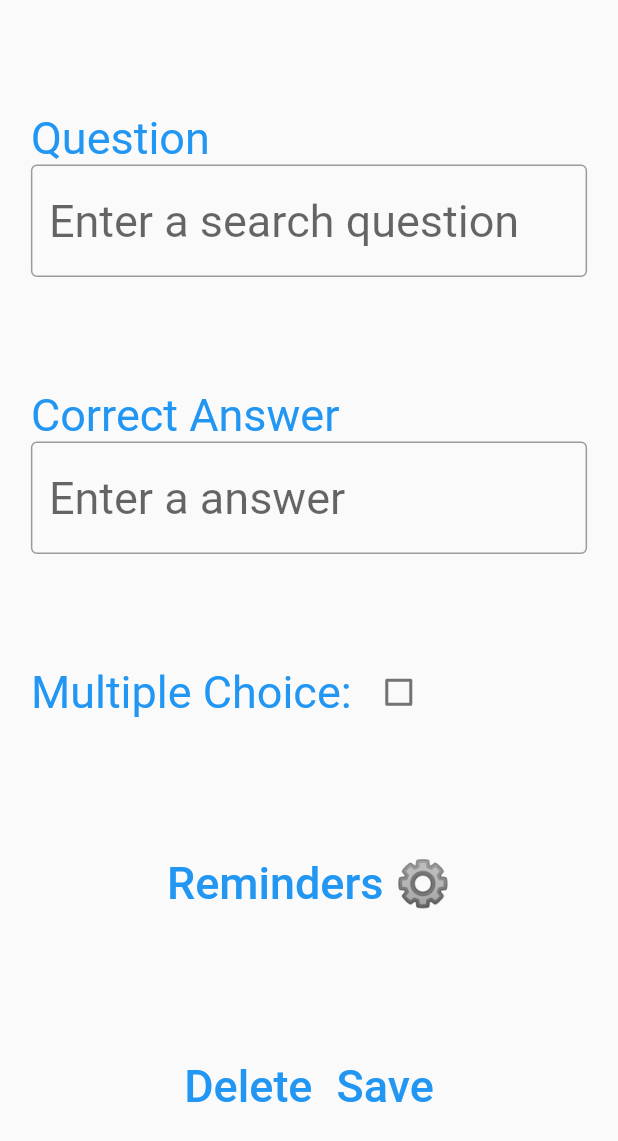
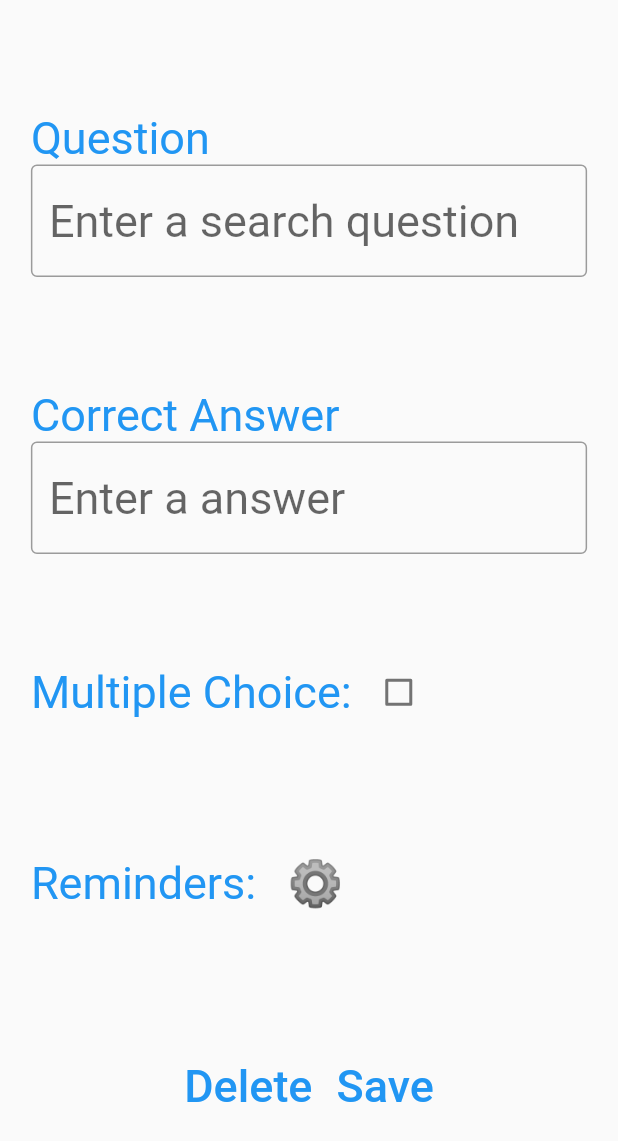
Before and after one commit to ElliotHarding/Rememberer, a Flutter app: the PageMemory screen opened directly, on a phone screen of 412 x 824 dp. Shown: the top 1141 px of the screen. Run offline on Flutter 3.47's test engine with Material 2 defaults, Android fonts, the phone set to English and light mode, and no system bars; our stand-ins replace flutter_local_notifications, flutter_native_timezone, hive, rxdart, timezone; accounts and stored records are empty.

Commit message:
wip - progress

```diff
--- a/epilepsy_prevention/lib/page_memory.dart
+++ b/epilepsy_prevention/lib/page_memory.dart
@@ -90,12 +90,13 @@ class PageMemory extends StatelessWidget
 
         const Spacer(),
 
-        SizedBox(width: MediaQuery.of(context).size.width * 0.9, height: 70, child:
+        SizedBox(width: MediaQuery.of(context).size.width * 0.9, height: 70, child: Row(children : [
+          const Text("Reminders: ", style: TextStyle(fontSize: 30, color: Colors.blue), textAlign: TextAlign.left),
           TextButton(onPressed: () async {
             m_memory = await Navigator.push(context, MaterialPageRoute(builder: (context) => PageMemoryReminders(m_memory: m_memory)));
             m_bChangeNotifyTimes = true;
-          }, child: const Text("Reminders ⚙", style: TextStyle(fontSize: 30, color: Colors.blue), textAlign: TextAlign.left))
-        ),
+          }, child: const Text("⚙", style: TextStyle(fontSize: 30, color: Colors.black), textAlign: TextAlign.left))
+        ])),
 
         const Spacer(),
 
```
